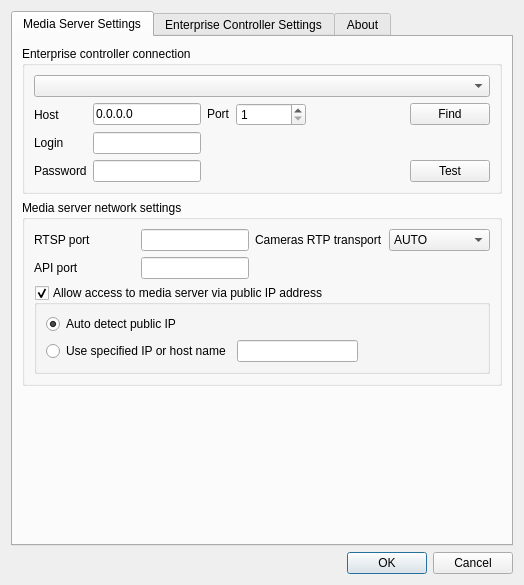
networkoptix/nx_open, file traytool/src/settings.ui: the form before one commit.
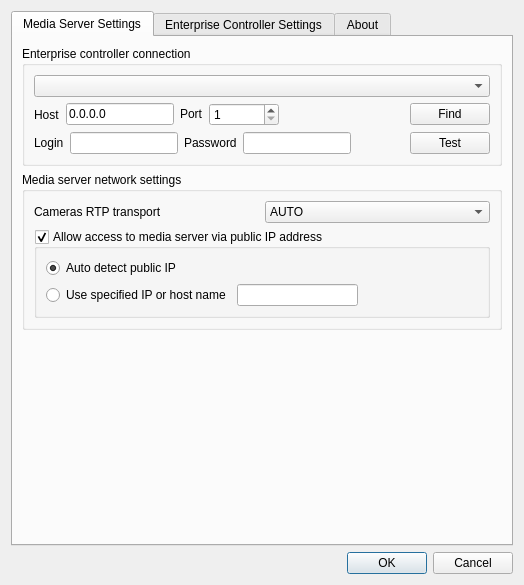
The form after the commit.

Commit message:
installer and traytool fixes
<==== Mercurial data ====>
Branch: master

The edit to the form file:
```diff
--- a/traytool/src/settings.ui
+++ b/traytool/src/settings.ui
@@ -56,36 +56,14 @@
            </widget>
           </item>
           <item>
-           <layout class="QGridLayout" name="gridLayout_3" columnstretch="0,0">
-            <property name="sizeConstraint">
-             <enum>QLayout::SetDefaultConstraint</enum>
-            </property>
-            <item row="4" column="0">
-             <widget class="QLabel" name="LoginTextLabel">
-              <property name="text">
-               <string>Login</string>
-              </property>
-             </widget>
-            </item>
-            <item row="4" column="1">
-             <widget class="QLineEdit" name="appServerLogin">
-              <property name="sizePolicy">
-               <sizepolicy hsizetype="Fixed" vsizetype="Fixed">
-                <horstretch>0</horstretch>
-                <verstretch>0</verstretch>
-               </sizepolicy>
-              </property>
-             </widget>
-            </item>
-            <item row="6" column="0">
-             <widget class="QLabel" name="PasswordTextLabel">
-              <property name="text">
-               <string>Password</string>
-              </property>
-             </widget>
-            </item>
-            <item row="2" column="1">
              <layout class="QHBoxLayout" name="horizontalLayout">
+            <item>
+             <widget class="QLabel" name="label_4">
+              <property name="text">
+               <string>Host</string>
+              </property>
+             </widget>
+            </item>
               <item>
                <widget class="QLineEdit" name="appIPEdit">
                 <property name="sizePolicy">
@@ -168,8 +146,32 @@
               </item>
              </layout>
             </item>
-            <item row="6" column="1">
+          <item>
              <layout class="QHBoxLayout" name="horizontalLayout_4">
+            <item>
+             <widget class="QLabel" name="LoginTextLabel">
+              <property name="text">
+               <string>Login</string>
+              </property>
+             </widget>
+            </item>
+            <item>
+             <widget class="QLineEdit" name="appServerLogin">
+              <property name="sizePolicy">
+               <sizepolicy hsizetype="Fixed" vsizetype="Fixed">
+                <horstretch>0</horstretch>
+                <verstretch>0</verstretch>
+               </sizepolicy>
+              </property>
+             </widget>
+            </item>
+            <item>
+             <widget class="QLabel" name="PasswordTextLabel">
+              <property name="text">
+               <string>Password</string>
+              </property>
+             </widget>
+            </item>
               <item>
                <widget class="QLineEdit" name="appServerPassword">
                 <property name="sizePolicy">
@@ -214,15 +216,6 @@
               </item>
              </layout>
             </item>
-            <item row="2" column="0">
-             <widget class="QLabel" name="label_4">
-              <property name="text">
-               <string>Host</string>
-              </property>
-             </widget>
-            </item>
-           </layout>
-          </item>
          </layout>
         </widget>
        </item>
@@ -235,59 +228,13 @@
           <item>
            <layout class="QGridLayout" name="gridLayout_2">
             <item row="0" column="0">
-             <widget class="QLabel" name="label_RtspPort">
-              <property name="sizePolicy">
-               <sizepolicy hsizetype="Minimum" vsizetype="Preferred">
-                <horstretch>0</horstretch>
-                <verstretch>0</verstretch>
-               </sizepolicy>
-              </property>
-              <property name="text">
-               <string>RTSP port</string>
-              </property>
-             </widget>
-            </item>
-            <item row="0" column="1">
-             <widget class="QLineEdit" name="rtspPortLineEdit">
-              <property name="sizePolicy">
-               <sizepolicy hsizetype="Fixed" vsizetype="Fixed">
-                <horstretch>0</horstretch>
-                <verstretch>0</verstretch>
-               </sizepolicy>
-              </property>
-             </widget>
-            </item>
-            <item row="1" column="0">
-             <widget class="QLabel" name="label_ApiPort">
-              <property name="sizePolicy">
-               <sizepolicy hsizetype="Minimum" vsizetype="Preferred">
-                <horstretch>0</horstretch>
-                <verstretch>0</verstretch>
-               </sizepolicy>
-              </property>
-              <property name="text">
-               <string>API port</string>
-              </property>
-             </widget>
-            </item>
-            <item row="1" column="1">
-             <widget class="QLineEdit" name="apiPortLineEdit">
-              <property name="sizePolicy">
-               <sizepolicy hsizetype="Fixed" vsizetype="Fixed">
-                <horstretch>0</horstretch>
-                <verstretch>0</verstretch>
-               </sizepolicy>
-              </property>
-             </widget>
-            </item>
-            <item row="0" column="2">
              <widget class="QLabel" name="label_3">
               <property name="text">
                <string>Cameras RTP transport</string>
               </property>
              </widget>
             </item>
-            <item row="0" column="3">
+            <item row="0" column="1">
              <widget class="QComboBox" name="rtspTransportComboBox">
               <item>
                <property name="text">
```
Left out of the diff: 48 changed lines with no effect on the pictures. Lines whose indentation alone changed are shown as unchanged. The commit also changes 2 other files.
